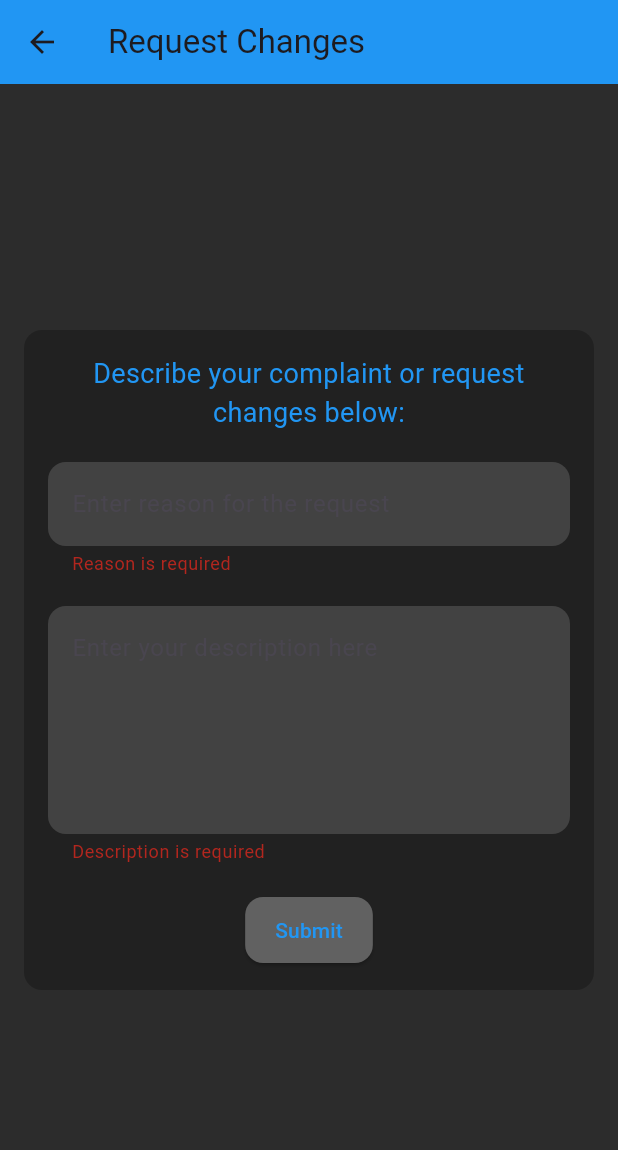
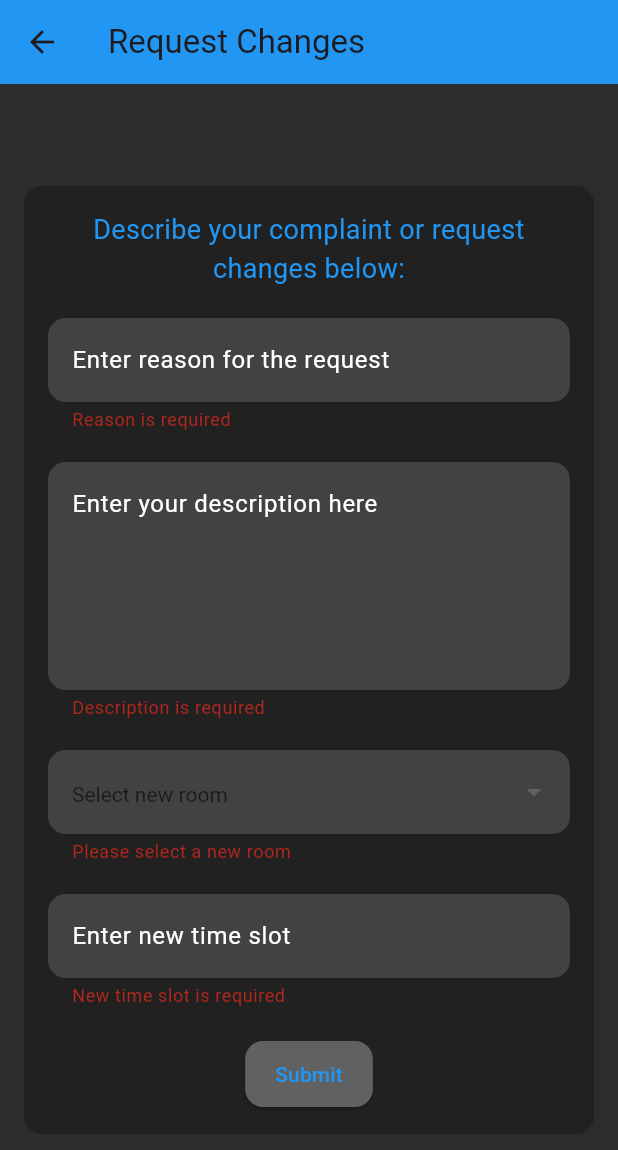
Before and after one commit to MAY55A/SMARN-FET, a Flutter app: the RequestForm screen opened directly, after a tap on "Submit", on a phone screen of 412 x 824 dp. Shown: the top 1150 px of the screen. Run offline on Flutter 3.47's test engine with Material 3 defaults, Android fonts, the phone set to English and light mode, and no system bars; our stand-ins replace cloud_functions, firebase_auth, firebase_core; accounts and stored records are empty.

Commit message:
update request form

```diff
--- a/lib/pages/Teacher/Request/request_form.dart
+++ b/lib/pages/Teacher/Request/request_form.dart
@@ -1,14 +1,18 @@
 import 'package:flutter/material.dart';
 import 'package:smarn/models/change_request_status.dart';
+import 'package:smarn/models/change_request.dart';
 import 'package:smarn/services/change_request_service.dart';
-import 'package:smarn/models/change_request.dart';
 
 class RequestForm extends StatelessWidget {
   RequestForm({super.key});
 
   final TextEditingController _descriptionController = TextEditingController();
   final TextEditingController _reasonController = TextEditingController();
-  final _formKey = GlobalKey<FormState>(); // Key for form validation
+  final TextEditingController _newTimeSlotController = TextEditingController();
+  final _formKey = GlobalKey<FormState>();
+
+  final List<String> _availableRooms = ['RM001']; // Example room list
+  String? _selectedRoom;
 
   @override
   Widget build(BuildContext context) {
@@ -27,7 +31,7 @@ class RequestForm extends StatelessWidget {
         color: const Color(0xFF2C2C2C),
         padding: const EdgeInsets.all(16.0),
         child: Form(
-          key: _formKey, // Assign the form key
+          key: _formKey,
           child: Column(
             mainAxisAlignment: MainAxisAlignment.center,
             children: [
@@ -53,6 +57,7 @@ class RequestForm extends StatelessWidget {
                       controller: _reasonController,
                       decoration: InputDecoration(
                         hintText: 'Enter reason for the request',
+                        hintStyle: const TextStyle(color: Colors.white),
                         filled: true,
                         fillColor: Colors.grey[800],
                         border: OutlineInputBorder(
@@ -75,6 +80,7 @@ class RequestForm extends StatelessWidget {
                       maxLines: 5,
                       decoration: InputDecoration(
                         hintText: 'Enter your description here',
+                        hintStyle: const TextStyle(color: Colors.white),
                         filled: true,
                         fillColor: Colors.grey[800],
                         border: OutlineInputBorder(
@@ -91,10 +97,63 @@ class RequestForm extends StatelessWidget {
                       },
                     ),
                     const SizedBox(height: 20),
+                    // New Room dropdown
+                    DropdownButtonFormField<String>(
+                      value: _selectedRoom,
+                      items: _availableRooms
+                          .map((room) => DropdownMenuItem(
+                                value: room,
+                                child: Text(room, style: const TextStyle(color: Colors.white)),
+                              ))
+                          .toList(),
+                      dropdownColor: Colors.grey[800],
+                      decoration: InputDecoration(
+                        hintText: 'Select new room',
+                        hintStyle: const TextStyle(color: Colors.white),
+                        filled: true,
+                        fillColor: Colors.grey[800],
+                        border: OutlineInputBorder(
+                          borderRadius: BorderRadius.circular(12),
+                          borderSide: BorderSide.none,
+                        ),
+                      ),
+                      style: const TextStyle(color: Colors.white),
+                      onChanged: (value) {
+                        _selectedRoom = value;
+                      },
+                      validator: (value) {
+                        if (value == null || value.isEmpty) {
+                          return 'Please select a new room';
+                        }
+                        return null;
+                      },
+                    ),
+                    const SizedBox(height: 20),
+                    // New Time Slot field
+                    TextFormField(
+                      controller: _newTimeSlotController,
+                      decoration: InputDecoration(
+                        hintText: 'Enter new time slot',
+                        hintStyle: const TextStyle(color: Colors.white),
+                        filled: true,
+                        fillColor: Colors.grey[800],
+                        border: OutlineInputBorder(
+                          borderRadius: BorderRadius.circular(12),
+                          borderSide: BorderSide.none,
+                        ),
+                      ),
+                      style: const TextStyle(color: Colors.white),
+                      validator: (value) {
+                        if (value == null || value.trim().isEmpty) {
+                          return 'New time slot is required';
+                        }
+                        return null;
+                      },
+                    ),
+                    const SizedBox(height: 20),
                     ElevatedButton(
                       onPressed: () async {
                         if (_formKey.currentState!.validate()) {
-                          // Show confirmation dialog
                           final confirmed = await _showConfirmationDialog(context);
                           if (confirmed) {
                             await _submitRequest(context);
@@ -155,7 +214,9 @@ class RequestForm extends StatelessWidget {
     final changeRequest = ChangeRequest(
       reason: _reasonController.text.trim(),
       content: _descriptionController.text.trim(),
-      teacher: "TeacherID123", // Replace with the actual teacher identifier
+      newRoom: _selectedRoom,
+      newTimeSlot: _newTimeSlotController.text.trim(),
+      teacher: "TeacherID123", // Replace with actual teacher identifier
       submissionDate: DateTime.now().toIso8601String(),
       status: ChangeRequestStatus.pending,
     );
@@ -166,7 +227,7 @@ class RequestForm extends StatelessWidget {
       ScaffoldMessenger.of(context).showSnackBar(
         const SnackBar(content: Text("Request submitted successfully!")),
       );
-      Navigator.pop(context); // Go back after submission
+      Navigator.pop(context);
     } else {
       ScaffoldMessenger.of(context).showSnackBar(
         SnackBar(content: Text("Error: ${response['message']}")),
```
